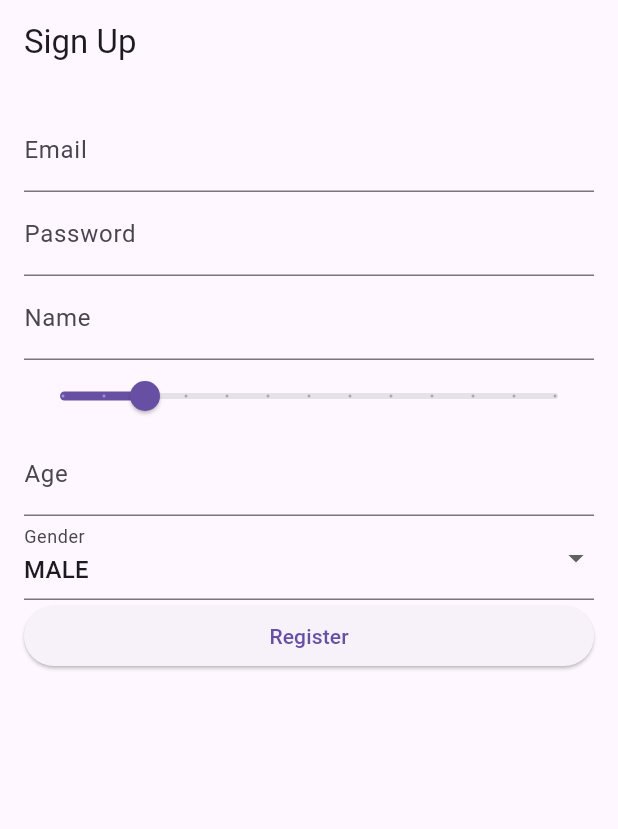
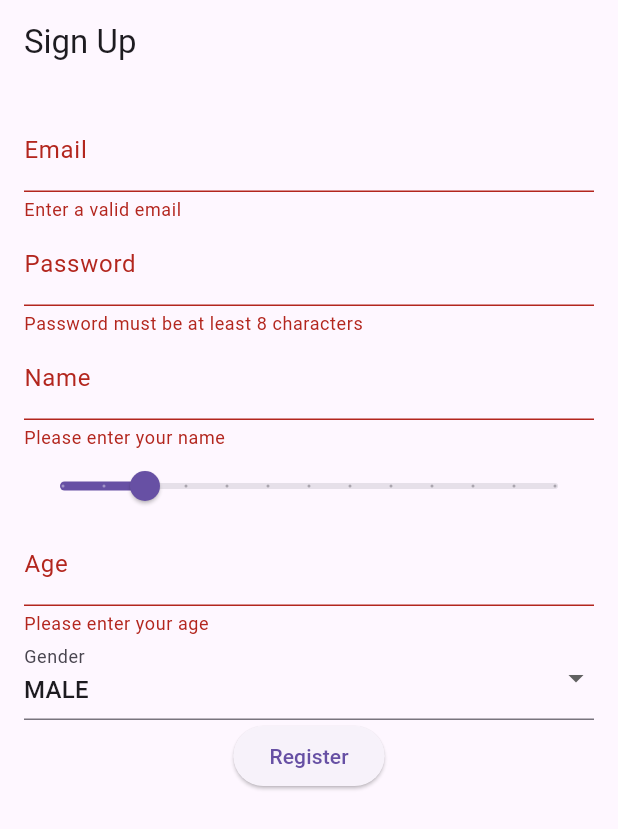
Before and after one commit to JolUpHoSoIn-sd24/tennisfunapp, a Flutter app: the screen it shows after launch, after a tap on "Register", on a phone screen of 412 x 824 dp. Shown: the top 829 px of the screen. Run offline on Flutter 3.47's test engine with Material 3 defaults, Android fonts, the phone set to English and light mode, and no system bars.

Commit message:
feat: Register Proccess

```diff
--- a/lib/screens/signup/sign_up_screen.dart
+++ b/lib/screens/signup/sign_up_screen.dart
@@ -20,6 +20,7 @@ class _SignUpScreenState extends State<SignUpScreen> {
   void _submitForm() async {
     if (_formKey.currentState!.validate()) {
       _formKey.currentState!.save();
+      try {
         var response = await _authService.register(
           email: email,
           name: name,
@@ -28,11 +29,22 @@ class _SignUpScreenState extends State<SignUpScreen> {
           age: age,
           gender: gender,
         );
-      if (response['isSuccess']) {
+
+        // Add a null check on response and isSuccess
+        if (response != null && response['isSuccess'] == true) {
+          print("SUCCESS");
           Navigator.pushNamed(context, '/signupSuccess');
         } else {
+          // Handle the case where isSuccess is not true or response is null
+          String message = response?['message'] ?? 'Unknown error occurred';
           ScaffoldMessenger.of(context).showSnackBar(
-          SnackBar(content: Text(response['message'])),
+            SnackBar(content: Text(message)),
+          );
+        }
+      } catch (e) {
+        // Catch any other exceptions that might occur during the registration process
+        ScaffoldMessenger.of(context).showSnackBar(
+          SnackBar(content: Text('Failed to register: $e')),
         );
       }
     }
@@ -42,23 +54,33 @@ class _SignUpScreenState extends State<SignUpScreen> {
   Widget build(BuildContext context) {
     return Scaffold(
       appBar: AppBar(title: Text("Sign Up")),
-      body: Form(
+      body: SingleChildScrollView(
+        child: Form(
           key: _formKey,
-        child: ListView(
+          child: Padding(
             padding: EdgeInsets.all(16.0),
+            child: Column(
               children: [
                 TextFormField(
                   onSaved: (value) => email = value!,
                   decoration: InputDecoration(labelText: 'Email'),
+                  validator: (value) => value!.isEmpty || !value.contains('@')
+                      ? 'Enter a valid email'
+                      : null,
                 ),
                 TextFormField(
                   onSaved: (value) => password = value!,
                   decoration: InputDecoration(labelText: 'Password'),
                   obscureText: true,
+                  validator: (value) => value!.length < 8
+                      ? 'Password must be at least 8 characters'
+                      : null,
                 ),
                 TextFormField(
                   onSaved: (value) => name = value!,
                   decoration: InputDecoration(labelText: 'Name'),
+                  validator: (value) =>
+                      value!.isEmpty ? 'Please enter your name' : null,
                 ),
                 Slider(
                   value: ntrp,
@@ -76,6 +98,8 @@ class _SignUpScreenState extends State<SignUpScreen> {
                   keyboardType: TextInputType.number,
                   onSaved: (value) => age = int.parse(value!),
                   decoration: InputDecoration(labelText: 'Age'),
+                  validator: (value) =>
+                      value!.isEmpty ? 'Please enter your age' : null,
                 ),
                 DropdownButtonFormField<String>(
                   value: gender,
@@ -84,7 +108,7 @@ class _SignUpScreenState extends State<SignUpScreen> {
                       gender = newValue!;
                     });
                   },
-              items: <String>['MALE', 'FEMALE', 'OTHER']
+                  items: <String>['MALE', 'FEMALE']
                       .map<DropdownMenuItem<String>>((String value) {
                     return DropdownMenuItem<String>(
                       value: value,
@@ -102,6 +126,8 @@ class _SignUpScreenState extends State<SignUpScreen> {
               ],
             ),
           ),
+        ),
+      ),
     );
   }
 }
```
Also changed, not shown: lib/widgets/date_picker_field.dart (+4 -5 lines), lib/widgets/form_input_field.dart (+2 -5 lines). Lines whose indentation alone changed are shown as unchanged.
